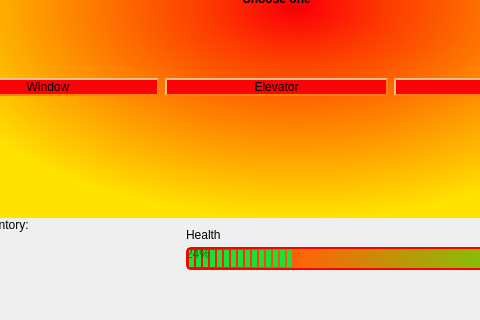
First picture: the form in mainwindow.ui, repository EvaFinn/ZorkProject, before the edit; both pictures show x 94 to 574 and y 220 to 540 of the 735 by 540 pixel window.
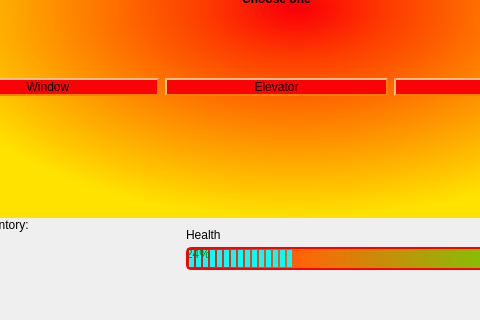
Second picture: the form after the edit. Icons and pictures are not drawn.

What changed in the file:
```diff
--- a/mainwindow.ui
+++ b/mainwindow.ui
@@ -53,7 +53,7 @@
 }
 
 QProgressBar#healthBar::chunk {
-    background-color: rgb(29, 223, 59);
+    background-color: cyan;
     width: 5px;
 	margin: 0.5px;
 }
```
